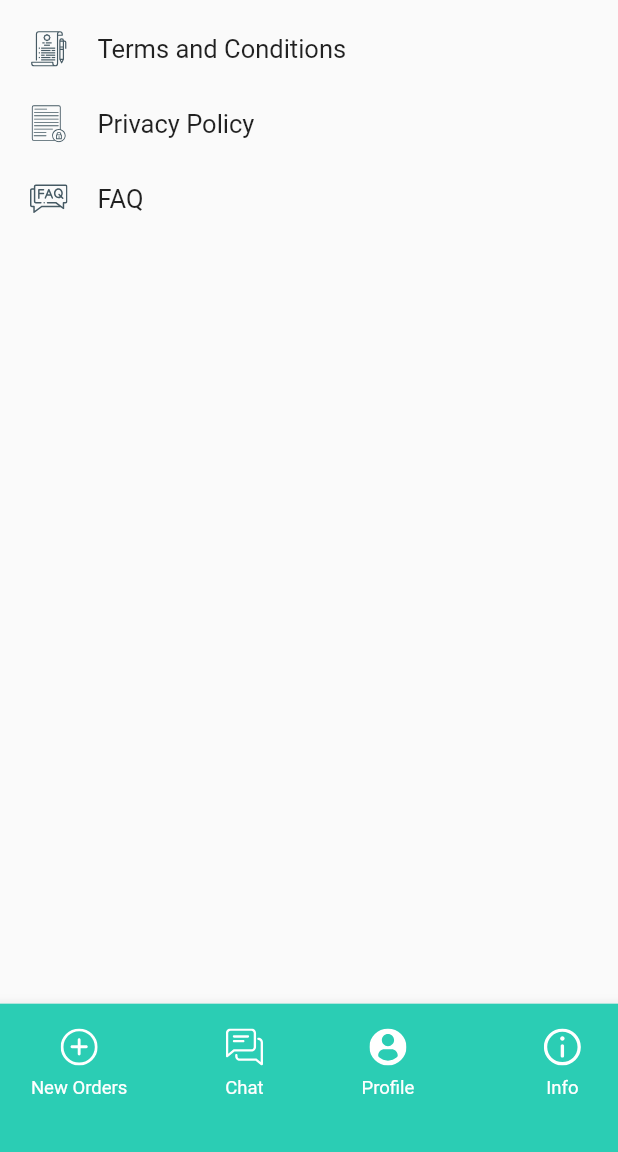
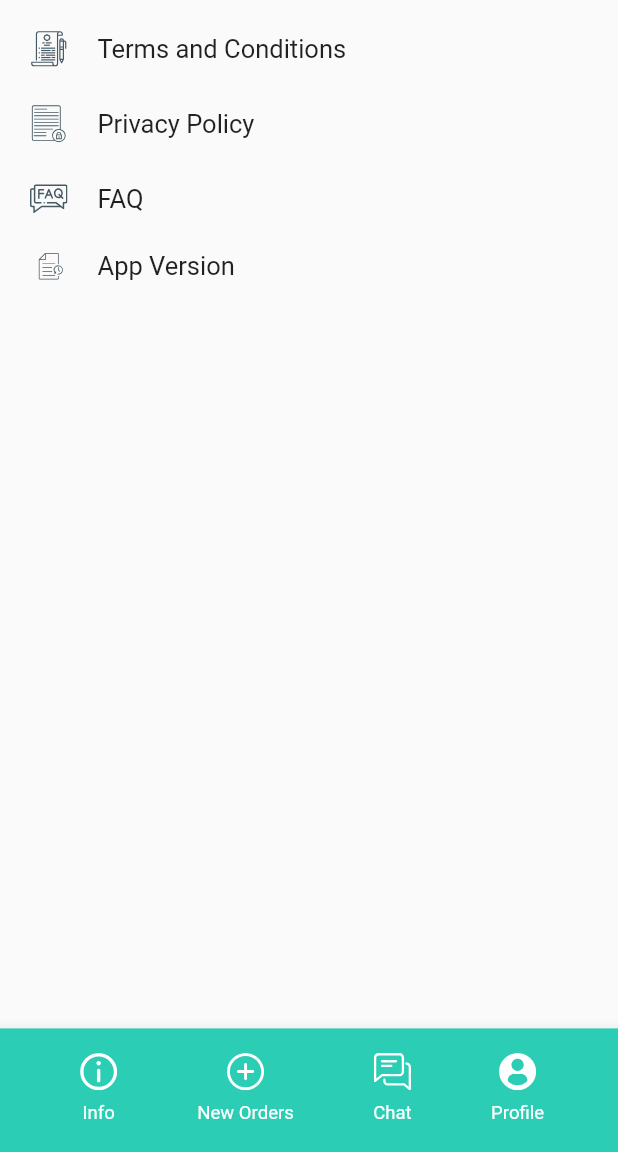
Before and after one commit to Kat001/Postmaster, a Flutter app: the Dashboard screen opened directly, item 3 of the bottom bar chosen, after a tap on "Info", on a phone screen of 412 x 824 dp, the part 84-1236 px from its top. Run offline on Flutter 3.47's test engine with Material 2 defaults, Android fonts, the phone set to English and light mode, and no system bars; our stand-ins replace email_validator, flutter_svg, shared_preferences, sizer; missing offline and left inert: dart:html; accounts and stored records are empty.

Commit message:
added info ND LnguGWS

```diff
--- a/lib/Components/customicons.dart
+++ b/lib/Components/customicons.dart
@@ -26,5 +26,6 @@ const arrow = 'assets/images/right-arrow.svg';
 const droppoint = 'assets/images/location.svg';
 const pickuppoint = 'assets/images/pickup.svg';
 const faq = 'assets/images/faq.svg';
+const version = 'assets/images/history.svg';
 const privacy_policy = 'assets/images/privacy-policy(1).svg';
 const terms_and_conditions = 'assets/images/terms-and-conditions.svg';
--- a/lib/Screens/BottomAppbar.dart
+++ b/lib/Screens/BottomAppbar.dart
@@ -21,12 +21,12 @@ class Dashboard extends StatefulWidget {
 }
 
 class _DashboardState extends State<Dashboard> {
-  int _currentstate = 0;
+  int _currentstate = 1;
   final List<Widget> _children = [
+    Info(),
     Neworder(),
     Chat(),
     Profile(),
-    Info(),
   ];
   // void onTappedBar(int index) {
   //   setState(() {
@@ -102,13 +102,13 @@ class _DashboardState extends State<Dashboard> {
         ),
       ),
       bottomNavigationBar: Container(
-        height: _screenSize.height * 0.12,
+        height: _screenSize.height * 0.10,
         child: SizedBox(
           height: displayHeight(context) * 0.05,
           child: BottomAppBar(
             color: Color(0XFF2BCDB4),
             child: Row(
-              mainAxisAlignment: MainAxisAlignment.spaceBetween,
+              mainAxisAlignment: MainAxisAlignment.spaceEvenly,
               mainAxisSize: MainAxisSize.max,
               children: [
                 //New Orders
@@ -120,8 +120,49 @@ class _DashboardState extends State<Dashboard> {
                   },
                   child: Container(
                     margin: EdgeInsets.only(
+                      top: displayHeight(context) * 0.02,
+                      //left: displayWidth(context) * 0.05,
+                      //right: displayWidth(context) * 0.05,
+                    ),
+                    child: Column(
+                      children: [
+                        Container(
+                          width: displayWidth(context) * 0.08,
+                          height: displayHeight(context) * 0.03,
+                          margin: EdgeInsets.only(
+                            bottom: displayHeight(context) * 0.005,
+                          ),
+                          child: SvgPicture.asset(
+                            info,
+                            color: Colors.white,
+                          ),
+                        ),
+                        Container(
+                          margin: EdgeInsets.only(
+                            top: displayHeight(context) * 0.005,
+                          ),
+                          child: Text(
+                            "Info",
+                            style: TextStyle(
+                              color: Colors.white,
+                              fontSize: displayHeight(context) * 0.015,
+                            ),
+                          ),
+                        )
+                      ],
+                    ),
+                  ),
+                ),
+                InkWell(
+                  onTap: () {
+                    setState(() {
+                      _currentstate = 1;
+                    });
+                  },
+                  child: Container(
+                    margin: EdgeInsets.only(
                       top: displaySize(context).height * 0.02,
-                      left: displayWidth(context) * 0.05,
+                      //left: displayWidth(context) * 0.05,
                     ),
                     child: Column(
                       children: [
@@ -157,14 +198,14 @@ class _DashboardState extends State<Dashboard> {
                 InkWell(
                   onTap: () {
                     setState(() {
-                      _currentstate = 1;
+                      _currentstate = 2;
                     });
                   },
                   child: Container(
                     margin: EdgeInsets.only(
                       top: displayHeight(context) * 0.02,
-                      left: displayWidth(context) * 0.05,
-                      right: displayWidth(context) * 0.05,
+                      // left: displayWidth(context) * 0.05,
+                      // right: displayWidth(context) * 0.05,
                     ),
                     child: Column(
                       children: [
@@ -197,14 +238,14 @@ class _DashboardState extends State<Dashboard> {
                 InkWell(
                   onTap: () {
                     setState(() {
-                      _currentstate = 2;
+                      _currentstate = 3;
                     });
                   },
                   child: Container(
                     margin: EdgeInsets.only(
                       top: displayHeight(context) * 0.02,
                       //left: displayWidth(context) * 0.05,
-                      right: displayWidth(context) * 0.05,
+                      //right: displayWidth(context) * 0.05,
                     ),
                     child: Column(
                       children: [
@@ -234,47 +275,6 @@ class _DashboardState extends State<Dashboard> {
                     ),
                   ),
                 ),
-                InkWell(
-                  onTap: () {
-                    setState(() {
-                      _currentstate = 3;
-                    });
-                  },
-                  child: Container(
-                    margin: EdgeInsets.only(
-                      top: displayHeight(context) * 0.02,
-                      left: displayWidth(context) * 0.05,
-                      right: displayWidth(context) * 0.05,
-                    ),
-                    child: Column(
-                      children: [
-                        Container(
-                          width: displayWidth(context) * 0.08,
-                          height: displayHeight(context) * 0.03,
-                          margin: EdgeInsets.only(
-                            bottom: displayHeight(context) * 0.005,
-                          ),
-                          child: SvgPicture.asset(
-                            info,
-                            color: Colors.white,
-                          ),
-                        ),
-                        Container(
-                          margin: EdgeInsets.only(
-                            top: displayHeight(context) * 0.005,
-                          ),
-                          child: Text(
-                            "Info",
-                            style: TextStyle(
-                              color: Colors.white,
-                              fontSize: displayHeight(context) * 0.015,
-                            ),
-                          ),
-                        )
-                      ],
-                    ),
-                  ),
-                ),
               ],
             ),
           ),
--- a/lib/Screens/Info.dart
+++ b/lib/Screens/Info.dart
@@ -1,6 +1,7 @@
 import 'package:flutter/material.dart';
 import 'package:flutter_svg/flutter_svg.dart';
 import 'package:postmaster/Components/customicons.dart';
+import 'package:postmaster/Screens/App_version.dart';
 import 'package:postmaster/Screens/Login.dart';
 import 'package:postmaster/Screens/Refer.dart';
 import 'package:postmaster/Screens/privacy.dart';
@@ -110,6 +111,36 @@ class _InfoState extends State<Info> {
                         fontSize: 17,
                       ),
                     ),
+                  ),
+                ],
+              ),
+            ),
+          ),
+          InkWell(
+            onTap: () {
+              Navigator.push(context, SlideLeftRoute(page: AppVersion()));
+            },
+            child: Container(
+              margin: EdgeInsets.only(top: 20, left: 20),
+              child: Row(
+                children: [
+                  Container(
+                    margin: EdgeInsets.only(right: 20),
+                    width: 25,
+                    height: 25,
+                    child: SvgPicture.asset(
+                      version,
+                      color: Color(0xFF465A64),
+                    ),
+                  ),
+                  Container(
+                    child: Text(
+                      "App Version",
+                      style: TextStyle(
+                        fontFamily: 'Roboto',
+                        fontSize: 17,
+                      ),
+                    ),
                   )
                 ],
               ),
--- a/lib/Screens/Login.dart
+++ b/lib/Screens/Login.dart
@@ -192,7 +192,9 @@ class _LoginState extends State<Login> {
     var responseData = json.decode(res.body);
     print(responseData['token']);
     if (responseData['success'] == 1) {
+      //SharedPreferences.setMockInitialValues({});
       SharedPreferences prefs = await SharedPreferences.getInstance();
+
       prefs.setString('token', responseData['token']);
       //SharedPreferences prefs = await SharedPreferences.getInstance();
 
--- a/lib/Screens/New_Orders.dart
+++ b/lib/Screens/New_Orders.dart
@@ -1,5 +1,5 @@
 import 'package:flutter/material.dart';
-import 'package:postmaster/Favroite_store.dart';
+import 'package:postmaster/Screens/Favroite_store.dart';
 import 'package:sizer/sizer.dart';
 import 'package:flutter_svg/flutter_svg.dart';
 import 'package:postmaster/Components/customicons.dart';
--- a/lib/Screens/Profile.dart
+++ b/lib/Screens/Profile.dart
@@ -1,8 +1,11 @@
 import 'package:flutter/material.dart';
 import 'package:flutter_svg/flutter_svg.dart';
 import 'package:postmaster/Components/customicons.dart';
+import 'package:postmaster/Screens/Language.dart';
+import 'package:postmaster/Screens/Personal_details.dart';
 import 'package:postmaster/Screens/Login.dart';
 import 'package:postmaster/Screens/Refer.dart';
+import 'package:postmaster/Screens/Region.dart';
 import 'package:postmaster/Screens/privacy.dart';
 import 'package:postmaster/Screens/faq.dart';
 import 'package:postmaster/Screens/terms.dart';
@@ -140,6 +143,11 @@ class _ProfileState extends State<Profile> {
           ),
           Container(
             margin: EdgeInsets.only(top: 40, left: 20),
+            child: InkWell(
+              onTap: () {
+                Navigator.push(
+                    context, SlideLeftRoute(page: PersonalDetails()));
+              },
               child: Row(
                 children: [
                   Container(
@@ -163,8 +171,13 @@ class _ProfileState extends State<Profile> {
                 ],
               ),
             ),
+          ),
           Container(
             margin: EdgeInsets.only(top: 25, left: 20),
+            child: InkWell(
+              onTap: () {
+                Navigator.push(context, SlideLeftRoute(page: Region()));
+              },
               child: Row(
                 children: [
                   Container(
@@ -186,6 +199,7 @@ class _ProfileState extends State<Profile> {
                     ),
                   )
                 ],
+              ),
             ),
           ),
           InkWell(
@@ -220,6 +234,10 @@ class _ProfileState extends State<Profile> {
           ),
           Container(
             margin: EdgeInsets.only(top: 25, left: 20),
+            child: InkWell(
+              onTap: () {
+                Navigator.push(context, SlideLeftRoute(page: Language()));
+              },
               child: Row(
                 children: [
                   Container(
@@ -243,68 +261,16 @@ class _ProfileState extends State<Profile> {
                 ],
               ),
             ),
+          ),
           Container(
               margin: EdgeInsets.only(top: 15, left: 65),
               child: Divider(
                 color: Colors.black,
               )),
           InkWell(
-            onTap: () {
-              Navigator.push(context, SlideLeftRoute(page: Terms()));
-            },
-            child: Container(
-              margin: EdgeInsets.only(top: 20, left: 65),
-              child: Text(
-                "Terms and Conditions",
-                style: TextStyle(
-                  fontFamily: 'Roboto',
-                  fontSize: 17,
-                ),
-              ),
-            ),
-          ),
-          InkWell(
-            onTap: () {
-              Navigator.push(context, SlideLeftRoute(page: Privacy()));
-            },
-            child: Container(
-              margin: EdgeInsets.only(top: 20, left: 65),
-              child: Text(
-                "Privacy Policy",
-                style: TextStyle(
-                  fontFamily: 'Roboto',
-                  fontSize: 17,
-                ),
-              ),
-            ),
-          ),
-          InkWell(
-            onTap: () {
-              Navigator.push(context, SlideLeftRoute(page: Faqs()));
-            },
-            child: Container(
-              margin: EdgeInsets.only(top: 20, left: 65),
-              child: Text(
-                "FAQ",
-                style: TextStyle(
-                  fontFamily: 'Roboto',
-                  fontSize: 17,
-                ),
-              ),
-            ),
-          ),
-          Container(
-            margin: EdgeInsets.only(top: 20, left: 65),
-            child: Text(
-              "App Version",
-              style: TextStyle(
-                fontFamily: 'Roboto',
-                fontSize: 17,
-              ),
-            ),
-          ),
-          InkWell(
             onTap: () async {
+              //SharedPreferences.setMockInitialValues({});
+
               final SharedPreferences prefs =
                   await SharedPreferences.getInstance();
               prefs.setString("token", null);
--- a/lib/main.dart
+++ b/lib/main.dart
@@ -1,5 +1,5 @@
 import 'package:flutter/material.dart';
-import 'package:postmaster/Favroite_store.dart';
+import 'package:postmaster/Screens/Favroite_store.dart';
 import 'package:postmaster/Screens/BottomAppbar.dart';
 import 'package:postmaster/Screens/NewOrdertest.dart';
 import 'package:postmaster/Screens/Forgot_pass.dart';
--- a/pubspec.yaml
+++ b/pubspec.yaml
@@ -44,7 +44,7 @@ dependencies:
 
 
 flutter_localizations:
-      sdk: flutter
+  sdk: flutter
 
 
 
@@ -62,7 +62,6 @@ dev_dependencies:
 
 # The following section is specific to Flutter.
 flutter:
-
   # The following line ensures that the Material Icons font is
   # included with your application, so that you can use the icons in
   # the material Icons class.
@@ -103,6 +102,7 @@ flutter:
     - assets/images/location.svg
     - assets/images/pickup.svg
     - assets/images/faq.svg
+    - assets/images/history.svg
     - assets/images/privacy-policy(1).svg
     - assets/images/terms-and-conditions.svg
 
@@ -124,7 +124,6 @@ flutter:
     - family: Roboto
       fonts:
         - asset: assets/fonts/Roboto-Regular.ttf
-
     - family: RobotoMedium
       fonts:
         - asset: assets/fonts/Roboto-Medium.ttf
```
Also changed, not shown: lib/Screens/App_version.dart (added, +26 -0 lines), lib/Screens/Language.dart (added, +13 -0 lines), lib/Screens/Personal_details.dart (added, +194 -0 lines), lib/Screens/Region.dart (added, +33 -0 lines), assets/images/history.svg (added), lib/Screens/Favroite_store.dart (renamed from lib/Favroite_store.dart), pubspec.lock. Lines whose indentation alone changed are shown as unchanged.
